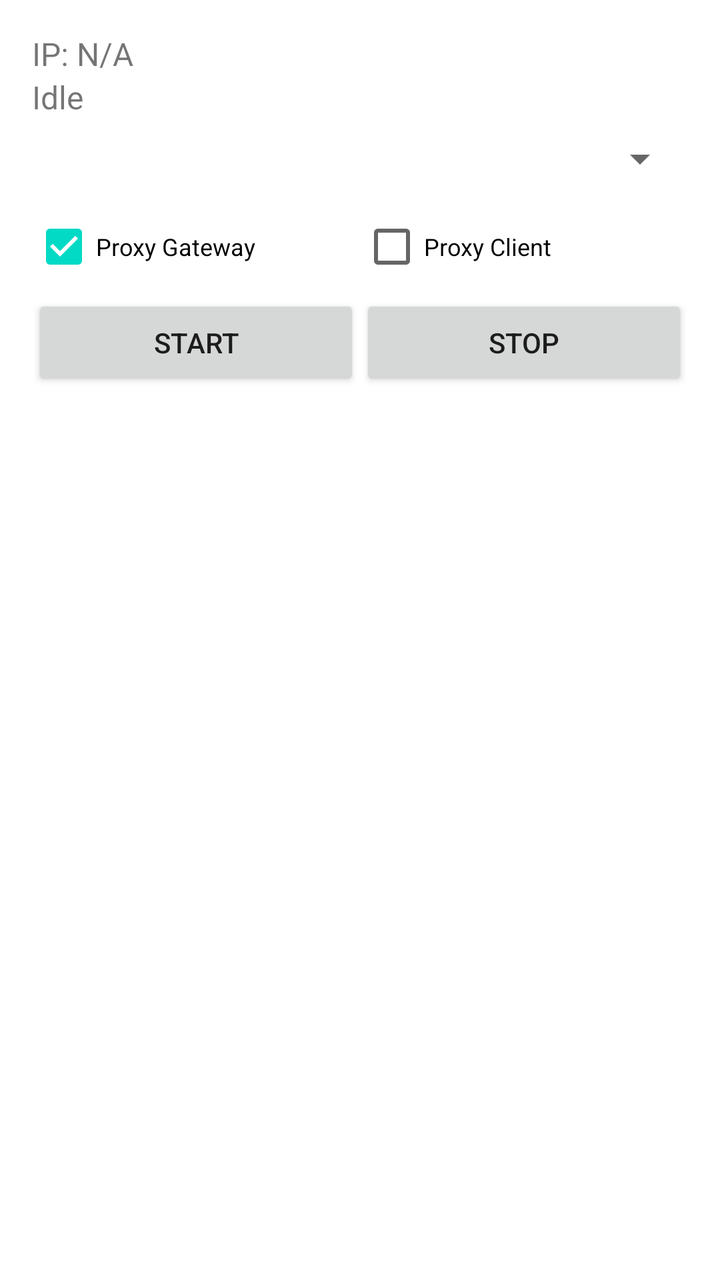
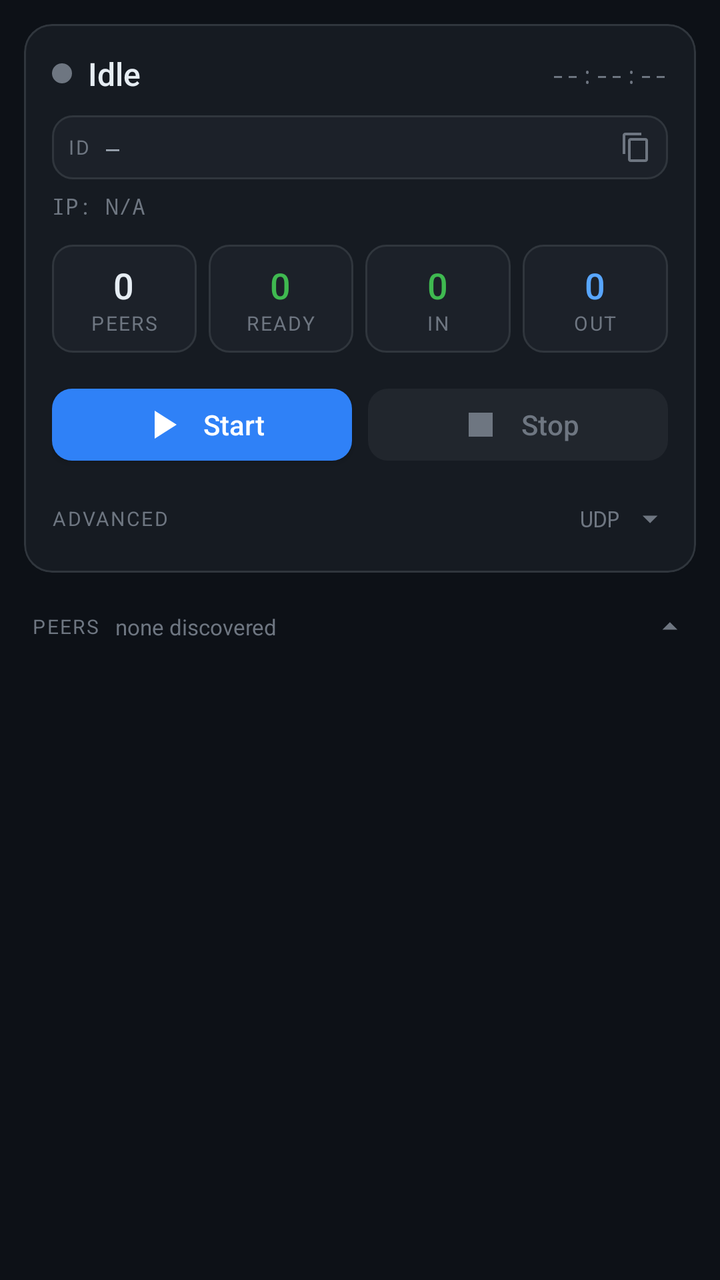

Before-and-after screenshots of an Android layout around one commit, followed by the original layout XML and the change that was made.
<!-- AndroidManifest.xml: activity theme Theme.MyApplication.NoActionBar -->
<!-- res/layout/activity_main.xml -->
<?xml version="1.0" encoding="utf-8"?>
<LinearLayout
    xmlns:android="http://schemas.android.com/apk/res/android"
    xmlns:app="http://schemas.android.com/apk/res-auto"
    android:layout_width="match_parent"
    android:layout_height="match_parent"
    android:orientation="vertical">

    
    <include layout="@layout/header_layout" />

    
    <FrameLayout
        android:id="@+id/home_fragment_container"
        android:layout_width="match_parent"
        android:layout_height="@dimen/peers_panel_height" />

    
    <FrameLayout
        android:id="@+id/logs_fragment_container"
        android:layout_width="match_parent"
        android:layout_height="0dp"
        android:layout_weight="1" />

</LinearLayout>
<!-- res/layout/header_layout.xml (included above) -->
<?xml version="1.0" encoding="utf-8"?>
<LinearLayout xmlns:android="http://schemas.android.com/apk/res/android"
    android:layout_width="match_parent"
    android:layout_height="wrap_content"
    android:orientation="vertical"
    android:padding="16dp">

    <TextView
        android:id="@+id/ipAddressText"
        android:layout_width="wrap_content"
        android:layout_height="wrap_content"
        android:text="IP: N/A"
        android:textSize="16sp" />

    <TextView
        android:id="@+id/statusText"
        android:layout_width="wrap_content"
        android:layout_height="wrap_content"
        android:text="Idle"
        android:textSize="16sp" />
        
    <Spinner
        android:id="@+id/comms_mode_spinner"
        android:layout_width="match_parent"
        android:layout_height="wrap_content"
        android:layout_marginTop="8dp"/>

    <LinearLayout
        android:layout_width="match_parent"
        android:layout_height="wrap_content"
        android:layout_marginTop="8dp"
        android:orientation="horizontal">

        <CheckBox
            android:id="@+id/proxyGatewayCheck"
            android:layout_width="0dp"
            android:layout_height="wrap_content"
            android:layout_weight="1"
            android:checked="true"
            android:text="Proxy Gateway"
            android:textSize="12sp"
            android:singleLine="true"
            android:ellipsize="end" />

        <CheckBox
            android:id="@+id/proxyClientCheck"
            android:layout_width="0dp"
            android:layout_height="wrap_content"
            android:layout_weight="1"
            android:text="Proxy Client"
            android:textSize="12sp"
            android:singleLine="true"
            android:ellipsize="end" />

    </LinearLayout>

    <LinearLayout
        android:layout_width="match_parent"
        android:layout_height="wrap_content"
        android:orientation="horizontal">

        <Button
            android:id="@+id/startButton"
            android:layout_width="0dp"
            android:layout_height="wrap_content"
            android:layout_weight="1"
            android:text="Start" />

        <Button
            android:id="@+id/stopButton"
            android:layout_width="0dp"
            android:layout_height="wrap_content"
            android:layout_weight="1"
            android:text="Stop" />

    </LinearLayout>

</LinearLayout>
<!-- resources referenced by this layout -->
<resources>
  <!-- unchanged entries left out for length: 2 -->
</resources>

<!-- the commit's change to res/layout/activity_main.xml (unified diff, before → after) -->
@@ -4,10 +4,51 @@
     xmlns:app="http://schemas.android.com/apk/res-auto"
     android:layout_width="match_parent"
     android:layout_height="match_parent"
-    android:orientation="vertical">
+    android:orientation="vertical"
+    android:background="@color/surface_0">
 
     
     <include layout="@layout/header_layout" />
+
+    
+    <LinearLayout
+        android:id="@+id/peersSectionHeader"
+        android:layout_width="match_parent"
+        android:layout_height="wrap_content"
+        android:orientation="horizontal"
+        android:gravity="center_vertical"
+        android:background="?attr/selectableItemBackground"
+        android:paddingHorizontal="16dp"
+        android:paddingVertical="10dp">
+
+        <TextView
+            android:layout_width="wrap_content"
+            android:layout_height="wrap_content"
+            android:text="Peers"
+            android:textAppearance="@style/TextAppearance.LiteP2P.Label" />
+
+        <TextView
+            android:id="@+id/peersCountBadge"
+            android:layout_width="0dp"
+            android:layout_height="wrap_content"
+            android:layout_weight="1"
+            android:layout_marginStart="8dp"
+            android:text="none discovered"
+            android:textColor="@color/text_tertiary"
+            android:textSize="11sp"
+            android:singleLine="true"
+            android:ellipsize="end" />
+
+        <ImageView
+            android:id="@+id/peersChevron"
+            android:layout_width="18dp"
+            android:layout_height="18dp"
+            android:src="@drawable/ic_chevron_down"
+            android:rotation="180"
+            android:contentDescription="Toggle peers list"
+            app:tint="@color/text_tertiary" />
+
+    </LinearLayout>
 
     
     <FrameLayout
@@ -26,79 +67,371 @@
 <!-- res/layout/header_layout.xml (included above) -->
 <?xml version="1.0" encoding="utf-8"?>
 <LinearLayout xmlns:android="http://schemas.android.com/apk/res/android"
+    xmlns:app="http://schemas.android.com/apk/res-auto"
     android:layout_width="match_parent"
     android:layout_height="wrap_content"
     android:orientation="vertical"
-    android:padding="16dp">
-
-    <TextView
-        android:id="@+id/ipAddressText"
-        android:layout_width="wrap_content"
-        android:layout_height="wrap_content"
-        android:text="IP: N/A"
-        android:textSize="16sp" />
-
-    <TextView
-        android:id="@+id/statusText"
-        android:layout_width="wrap_content"
-        android:layout_height="wrap_content"
-        android:text="Idle"
-        android:textSize="16sp" />
-        
-    <Spinner
-        android:id="@+id/comms_mode_spinner"
+    android:background="@color/surface_0"
+    android:paddingHorizontal="12dp"
+    android:paddingTop="12dp"
+    android:paddingBottom="8dp">
+
+    <com.google.android.material.card.MaterialCardView
+        style="@style/Widget.LiteP2P.Card"
         android:layout_width="match_parent"
-        android:layout_height="wrap_content"
-        android:layout_marginTop="8dp"/>
-
-    <LinearLayout
-        android:layout_width="match_parent"
-        android:layout_height="wrap_content"
-        android:layout_marginTop="8dp"
-        android:orientation="horizontal">
-
-        <CheckBox
-            android:id="@+id/proxyGatewayCheck"
-            android:layout_width="0dp"
+        android:layout_height="wrap_content">
+
+        <LinearLayout
+            android:layout_width="match_parent"
             android:layout_height="wrap_content"
-            android:layout_weight="1"
-            android:checked="true"
-            android:text="Proxy Gateway"
-            android:textSize="12sp"
-            android:singleLine="true"
-            android:ellipsize="end" />
-
-        <CheckBox
-            android:id="@+id/proxyClientCheck"
-            android:layout_width="0dp"
-            android:layout_height="wrap_content"
-            android:layout_weight="1"
-            android:text="Proxy Client"
-            android:textSize="12sp"
-            android:singleLine="true"
-            android:ellipsize="end" />
-
-    </LinearLayout>
-
-    <LinearLayout
-        android:layout_width="match_parent"
-        android:layout_height="wrap_content"
-        android:orientation="horizontal">
-
-        <Button
-            android:id="@+id/startButton"
-            android:layout_width="0dp"
-            android:layout_height="wrap_content"
-            android:layout_weight="1"
-            android:text="Start" />
-
-        <Button
-            android:id="@+id/stopButton"
-            android:layout_width="0dp"
-            android:layout_height="wrap_content"
-            android:layout_weight="1"
-            android:text="Stop" />
-
-    </LinearLayout>
+            android:orientation="vertical"
+            android:padding="14dp">
+
+            
+            <LinearLayout
+                android:layout_width="match_parent"
+                android:layout_height="wrap_content"
+                android:orientation="horizontal"
+                android:gravity="center_vertical">
+
+                <View
+                    android:id="@+id/statusDot"
+                    android:layout_width="10dp"
+                    android:layout_height="10dp"
+                    android:background="@drawable/bg_status_dot" />
+
+                <TextView
+                    android:id="@+id/statusText"
+                    android:layout_width="0dp"
+                    android:layout_height="wrap_content"
+                    android:layout_weight="1"
+                    android:layout_marginStart="8dp"
+                    android:text="Idle"
+                    android:textColor="@color/text_primary"
+                    android:textSize="16sp"
+                    android:fontFamily="sans-serif-medium"
+                    android:singleLine="true"
+                    android:ellipsize="end" />
+
+                <TextView
+                    android:id="@+id/uptimeText"
+                    android:layout_width="wrap_content"
+                    android:layout_height="wrap_content"
+                    android:text="--:--:--"
+                    android:fontFamily="monospace"
+                    android:textColor="@color/text_tertiary"
+                    android:textSize="12sp" />
+
+            </LinearLayout>
+
+            
+            <LinearLayout
+                android:id="@+id/peerIdRow"
+                android:layout_width="match_parent"
+                android:layout_height="wrap_content"
+                android:layout_marginTop="10dp"
+                android:orientation="horizontal"
+                android:gravity="center_vertical"
+                android:background="@drawable/bg_stat_tile"
+                android:padding="8dp">
+
+                <TextView
+                    android:layout_width="wrap_content"
+                    android:layout_height="wrap_content"
+                    android:text="ID"
+                    android:textAppearance="@style/TextAppearance.LiteP2P.Label" />
+
+                <TextView
+                    android:id="@+id/peerIdText"
+                    android:layout_width="0dp"
+                    android:layout_height="wrap_content"
+                    android:layout_weight="1"
+                    android:layout_marginStart="8dp"
+                    android:text="—"
+                    android:fontFamily="monospace"
+                    android:textColor="@color/text_secondary"
+                    android:textSize="11sp"
+                    android:singleLine="true"
+                    android:ellipsize="middle" />
+
+                <ImageView
+                    android:layout_width="16dp"
+                    android:layout_height="16dp"
+                    android:src="@drawable/ic_copy"
+                    android:contentDescription="Copy peer ID"
+                    app:tint="@color/text_tertiary" />
+
+            </LinearLayout>
+
+            <TextView
+                android:id="@+id/ipAddressText"
+                android:layout_width="match_parent"
+                android:layout_height="wrap_content"
+                android:layout_marginTop="6dp"
+                android:text="IP: N/A"
+                android:fontFamily="monospace"
+                android:textColor="@color/text_tertiary"
+                android:textSize="11sp" />
+
+            
+            <LinearLayout
+                android:layout_width="match_parent"
+                android:layout_height="wrap_content"
+                android:layout_marginTop="12dp"
+                android:orientation="horizontal"
+                android:baselineAligned="false">
+
+                <LinearLayout
+                    android:id="@+id/statPeers"
+                    android:layout_width="0dp"
+                    android:layout_height="wrap_content"
+                    android:layout_weight="1"
+                    android:orientation="vertical"
+                    android:gravity="center"
+                    android:background="@drawable/bg_stat_tile"
+                    android:paddingVertical="8dp">
+
+                    <TextView
+                        android:id="@+id/statPeersValue"
+                        android:layout_width="wrap_content"
+                        android:layout_height="wrap_content"
+                        android:text="0"
+                        android:textAppearance="@style/TextAppearance.LiteP2P.StatValue" />
+
+                    <TextView
+                        android:layout_width="wrap_content"
+                        android:layout_height="wrap_content"
+                        android:text="PEERS"
+                        android:textAppearance="@style/TextAppearance.LiteP2P.Label" />
+
+                </LinearLayout>
+
+                <LinearLayout
+                    android:layout_width="0dp"
+                    android:layout_height="wrap_content"
+                    android:layout_weight="1"
+                    android:layout_marginStart="6dp"
+                    android:orientation="vertical"
+                    android:gravity="center"
+                    android:background="@drawable/bg_stat_tile"
+                    android:paddingVertical="8dp">
+
+                    <TextView
+                        android:id="@+id/statReadyValue"
+                        android:layout_width="wrap_content"
+                        android:layout_height="wrap_content"
+                        android:text="0"
+                        android:textColor="@color/status_ok"
+                        android:textAppearance="@style/TextAppearance.LiteP2P.StatValue" />
+
+                    <TextView
+                        android:layout_width="wrap_content"
+                        android:layout_height="wrap_content"
+                        android:text="READY"
+                        android:textAppearance="@style/TextAppearance.LiteP2P.Label" />
+
+                </LinearLayout>
+
+                <LinearLayout
+                    android:layout_width="0dp"
+                    android:layout_height="wrap_content"
+                    android:layout_weight="1"
+                    android:layout_marginStart="6dp"
+                    android:orientation="vertical"
+                    android:gravity="center"
+                    android:background="@drawable/bg_stat_tile"
+                    android:paddingVertical="8dp">
+
+                    <TextView
+                        android:id="@+id/statInValue"
+                        android:layout_width="wrap_content"
+                        android:layout_height="wrap_content"
+                        android:text="0"
+                        android:textColor="@color/msg_in"
+                        android:textAppearance="@style/TextAppearance.LiteP2P.StatValue" />
+
+                    <TextView
+                        android:layout_width="wrap_content"
+                        android:layout_height="wrap_content"
+                        android:text="IN"
+                        android:textAppearance="@style/TextAppearance.LiteP2P.Label" />
+
+                </LinearLayout>
+
+                <LinearLayout
+                    android:layout_width="0dp"
+                    android:layout_height="wrap_content"
+                    android:layout_weight="1"
+                    android:layout_marginStart="6dp"
+                    android:orientation="vertical"
+                    android:gravity="center"
+                    android:background="@drawable/bg_stat_tile"
+                    android:paddingVertical="8dp">
+
+                    <TextView
+                        android:id="@+id/statOutValue"
+                        android:layout_width="wrap_content"
+                        android:layout_height="wrap_content"
+                        android:text="0"
+                        android:textColor="@color/msg_out"
+                        android:textAppearance="@style/TextAppearance.LiteP2P.StatValue" />
+
+                    <TextView
+                        android:layout_width="wrap_content"
+                        android:layout_height="wrap_content"
+                        android:text="OUT"
+                        android:textAppearance="@style/TextAppearance.LiteP2P.Label" />
+
+                </LinearLayout>
+
+            </LinearLayout>
+
+            
+            <LinearLayout
+                android:layout_width="match_parent"
+                android:layout_height="wrap_content"
+                android:layout_marginTop="12dp"
+                android:orientation="horizontal">
+
+                <com.google.android.material.button.MaterialButton
+                    android:id="@+id/startButton"
+                    style="@style/Widget.LiteP2P.Button.Primary"
+                    android:layout_width="0dp"
+                    android:layout_height="wrap_content"
+                    android:layout_weight="1"
+                    android:text="Start"
+                    app:icon="@drawable/ic_play"
+                    app:iconGravity="textStart" />
+
+                <com.google.android.material.button.MaterialButton
+                    android:id="@+id/stopButton"
+                    style="@style/Widget.LiteP2P.Button.Stop"
+                    android:layout_width="0dp"
+                    android:layout_height="wrap_content"
+                    android:layout_weight="1"
+                    android:layout_marginStart="8dp"
+                    android:enabled="false"
+                    android:text="Stop"
+                    app:icon="@drawable/ic_stop"
+                    app:iconGravity="textStart" />
+
+            </LinearLayout>
+
+            
+            <LinearLayout
+                android:id="@+id/advancedToggle"
+                android:layout_width="match_parent"
+                android:layout_height="wrap_content"
+                android:layout_marginTop="10dp"
+                android:orientation="horizontal"
+                android:gravity="center_vertical"
+                android:paddingVertical="4dp">
+
+                <TextView
+                    android:layout_width="0dp"
+                    android:layout_height="wrap_content"
+                    android:layout_weight="1"
+                    android:text="ADVANCED"
+                    android:textAppearance="@style/TextAppearance.LiteP2P.Label" />
+
+                <TextView
+                    android:id="@+id/advancedSummary"
+                    android:layout_width="wrap_content"
+                    android:layout_height="wrap_content"
+                    android:layout_marginEnd="6dp"
+                    android:text="UDP"
+                    android:fontFamily="monospace"
+                    android:textColor="@color/text_tertiary"
+                    android:textSize="11sp" />
+
+                <ImageView
+                    android:id="@+id/advancedChevron"
+                    android:layout_width="18dp"
+                    android:layout_height="18dp"
+                    android:src="@drawable/ic_chevron_down"
+                    android:contentDescription="Toggle advanced options"
+                    app:tint="@color/text_tertiary" />
+
+            </LinearLayout>
+
+            <LinearLayout
+                android:id="@+id/advancedPanel"
+                android:layout_width="match_parent"
+                android:layout_height="wrap_content"
+                android:orientation="vertical"
+                android:visibility="gone">
+
+                <TextView
+                    android:layout_width="wrap_content"
+                    android:layout_height="wrap_content"
+                    android:layout_marginTop="6dp"
+                    android:text="TRANSPORT"
+                    android:textAppearance="@style/TextAppearance.LiteP2P.Label" />
+
+                <Spinner
+                    android:id="@+id/comms_mode_spinner"
+                    android:layout_width="match_parent"
+                    android:layout_height="wrap_content"
+                    android:layout_marginTop="4dp"
+                    android:background="@drawable/bg_stat_tile"
+                    android:paddingHorizontal="10dp"
+                    android:paddingVertical="6dp" />
+
+                <TextView
+                    android:layout_width="wrap_content"
+                    android:layout_height="wrap_content"
+                    android:layout_marginTop="12dp"
+                    android:text="PROXY ROLES"
+                    android:textAppearance="@style/TextAppearance.LiteP2P.Label" />
+
+                <com.google.android.material.chip.ChipGroup
+                    android:layout_width="match_parent"
+                    android:layout_height="wrap_content"
+                    android:layout_marginTop="4dp"
+                    app:singleSelection="false"
+                    app:chipSpacingHorizontal="6dp">
+
+                    
+                    <com.google.android.material.chip.Chip
+                        android:id="@+id/proxyGatewayCheck"
+                        style="@style/Widget.LiteP2P.Chip"
+                        android:layout_width="wrap_content"
+                        android:layout_height="wrap_content"
+                        android:text="Gateway"
+                        android:checked="false" />
+
+                    <com.google.android.material.chip.Chip
+                        android:id="@+id/proxyClientCheck"
+                        style="@style/Widget.LiteP2P.Chip"
+                        android:layout_width="wrap_content"
+                        android:layout_height="wrap_content"
+                        android:text="Client"
+                        android:checked="true" />
+
+                </com.google.android.material.chip.ChipGroup>
+
+                <TextView
+                    android:layout_width="wrap_content"
+                    android:layout_height="wrap_content"
+                    android:layout_marginTop="12dp"
+                    android:text="BACKGROUND"
+                    android:textAppearance="@style/TextAppearance.LiteP2P.Label" />
+
+                
+                <com.google.android.material.button.MaterialButton
+                    android:id="@+id/batteryExemptionButton"
+                    style="@style/Widget.LiteP2P.Button.Outlined"
+                    android:layout_width="match_parent"
+                    android:layout_height="wrap_content"
+                    android:layout_marginTop="4dp"
+                    android:text="Allow background battery use"
+                    app:icon="@drawable/ic_bolt"
+                    app:iconGravity="textStart" />
+
+            </LinearLayout>
+
+        </LinearLayout>
+
+    </com.google.android.material.card.MaterialCardView>
 
 </LinearLayout>
<!-- resource entries referenced after the edit -->
@@ -1,5 +1,140 @@
 <!-- resources referenced by this layout -->
 <resources>
+  <color name="msg_in">#FF3FB950</color>
+  <color name="msg_out">#FF58A6FF</color>
+  <color name="status_ok">#FF3FB950</color>
+  <color name="surface_0">#FF0D1117</color>
+  <color name="text_primary">#FFE6EDF3</color>
+  <color name="text_secondary">#FF9DA7B3</color>
+  <color name="text_tertiary">#FF6E7681</color>
+  <!-- drawable bg_stat_tile (drawable) -->
+  <?xml version="1.0" encoding="utf-8"?>
+  <shape xmlns:android="http://schemas.android.com/apk/res/android"
+      android:shape="rectangle">
+      <solid android:color="@color/surface_2" />
+      <corners android:radius="10dp" />
+      <stroke
+          android:width="1dp"
+          android:color="@color/stroke" />
+  </shape>
+  <!-- drawable bg_status_dot (drawable) -->
+  <?xml version="1.0" encoding="utf-8"?>
+  <shape xmlns:android="http://schemas.android.com/apk/res/android"
+      android:shape="oval">
+      <solid android:color="@color/status_idle" />
+  </shape>
+  <!-- drawable ic_bolt (drawable) -->
+  <vector xmlns:android="http://schemas.android.com/apk/res/android"
+      android:width="24dp"
+      android:height="24dp"
+      android:viewportWidth="24"
+      android:viewportHeight="24"
+      android:tint="?attr/colorControlNormal">
+      <path
+          android:fillColor="@android:color/white"
+          android:pathData="M11,21h-1l1,-7H7.5c-0.88,0 -0.33,-0.75 -0.31,-0.78C8.48,10.94 10.42,7.54 13.01,3h1l-1,7h3.51c0.4,0 0.62,0.19 0.4,0.66C12.97,17.55 11,21 11,21z" />
+  </vector>
+  <!-- drawable ic_chevron_down (drawable) -->
+  <vector xmlns:android="http://schemas.android.com/apk/res/android"
+      android:width="24dp"
+      android:height="24dp"
+      android:viewportWidth="24"
+      android:viewportHeight="24"
+      android:tint="?attr/colorControlNormal">
+      <path
+          android:fillColor="@android:color/white"
+          android:pathData="M7,10l5,5 5,-5z" />
+  </vector>
+  <!-- drawable ic_copy (drawable) -->
+  <vector xmlns:android="http://schemas.android.com/apk/res/android"
+      android:width="24dp"
+      android:height="24dp"
+      android:viewportWidth="24"
+      android:viewportHeight="24"
+      android:tint="?attr/colorControlNormal">
+      <path
+          android:fillColor="@android:color/white"
+          android:pathData="M16,1H4C2.9,1 2,1.9 2,3v14h2V3h12V1zM19,5H8C6.9,5 6,5.9 6,7v14c0,1.1 0.9,2 2,2h11c1.1,0 2,-0.9 2,-2V7C21,5.9 20.1,5 19,5zM19,21H8V7h11V21z" />
+  </vector>
+  <!-- drawable ic_play (drawable) -->
+  <vector xmlns:android="http://schemas.android.com/apk/res/android"
+      android:width="24dp"
+      android:height="24dp"
+      android:viewportWidth="24"
+      android:viewportHeight="24"
+      android:tint="?attr/colorControlNormal">
+      <path
+          android:fillColor="@android:color/white"
+          android:pathData="M8,5v14l11,-7z" />
+  </vector>
+  <!-- drawable ic_stop (drawable) -->
+  <vector xmlns:android="http://schemas.android.com/apk/res/android"
+      android:width="24dp"
+      android:height="24dp"
+      android:viewportWidth="24"
+      android:viewportHeight="24"
+      android:tint="?attr/colorControlNormal">
+      <path
+          android:fillColor="@android:color/white"
+          android:pathData="M6,6h12v12H6z" />
+  </vector>
+  <style name="TextAppearance.LiteP2P.Label" parent="TextAppearance.MaterialComponents.Caption">
+          <item name="android:textColor">@color/text_tertiary</item>
+          <item name="android:textSize">10sp</item>
+          <item name="android:textAllCaps">true</item>
+          <item name="android:letterSpacing">0.08</item>
+          <item name="android:fontFamily">sans-serif-medium</item>
+      </style>
+  <style name="TextAppearance.LiteP2P.StatValue" parent="TextAppearance.MaterialComponents.Headline6">
+          <item name="android:textColor">@color/text_primary</item>
+          <item name="android:textSize">18sp</item>
+          <item name="android:fontFamily">monospace</item>
+      </style>
+  <style name="Widget.LiteP2P.Button.Outlined" parent="Widget.MaterialComponents.Button.OutlinedButton">
+          <item name="android:textAllCaps">false</item>
+          <item name="android:textSize">13sp</item>
+          <item name="android:letterSpacing">0</item>
+          <item name="cornerRadius">10dp</item>
+          <item name="strokeColor">@color/stroke</item>
+          <item name="android:textColor">@color/text_secondary</item>
+          <item name="iconTint">@color/text_secondary</item>
+      </style>
+  <style name="Widget.LiteP2P.Button.Primary" parent="Widget.LiteP2P.Button">
+          <item name="backgroundTint">@color/btn_primary_bg</item>
+          <item name="android:textColor">@color/btn_primary_text</item>
+          <item name="iconTint">@color/btn_primary_text</item>
+      </style>
+  <style name="Widget.LiteP2P.Button.Stop" parent="Widget.LiteP2P.Button">
+          <item name="backgroundTint">@color/btn_stop_bg</item>
+          <item name="android:textColor">@color/btn_stop_text</item>
+          <item name="iconTint">@color/btn_stop_text</item>
+      </style>
+  <style name="Widget.LiteP2P.Card" parent="Widget.MaterialComponents.CardView">
+          <item name="cardBackgroundColor">@color/surface_1</item>
+          <item name="cardCornerRadius">14dp</item>
+          <item name="cardElevation">0dp</item>
+          <item name="strokeColor">@color/stroke</item>
+          <item name="strokeWidth">1dp</item>
+      </style>
+  <style name="Widget.LiteP2P.Chip" parent="Widget.MaterialComponents.Chip.Filter">
+          <item name="chipBackgroundColor">@color/chip_bg</item>
+          <item name="android:textColor">@color/chip_text</item>
+          <item name="chipStrokeColor">@color/stroke</item>
+          <item name="chipStrokeWidth">1dp</item>
+          <item name="chipCornerRadius">8dp</item>
+          <item name="android:textSize">12sp</item>
+      </style>
+  <color name="surface_2">#FF1C2129</color>
+  <color name="stroke">#FF30363D</color>
+  <color name="status_idle">#FF6E7681</color>
+  <style name="Widget.LiteP2P.Button" parent="Widget.MaterialComponents.Button">
+          <item name="android:textAllCaps">false</item>
+          <item name="android:textSize">14sp</item>
+          <item name="android:letterSpacing">0</item>
+          <item name="cornerRadius">10dp</item>
+          <item name="elevation">0dp</item>
+      </style>
+  <color name="surface_1">#FF161B22</color>
   <!-- unchanged entries left out for length: 2 -->
 </resources>
 
